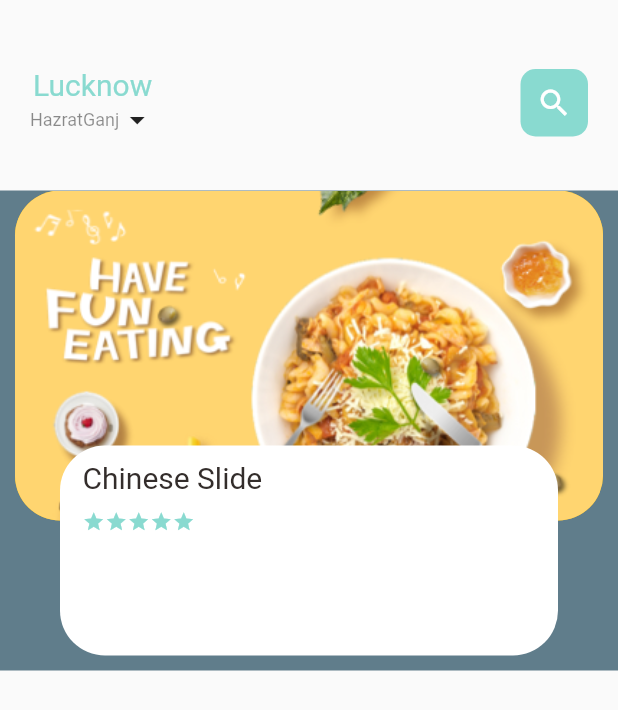
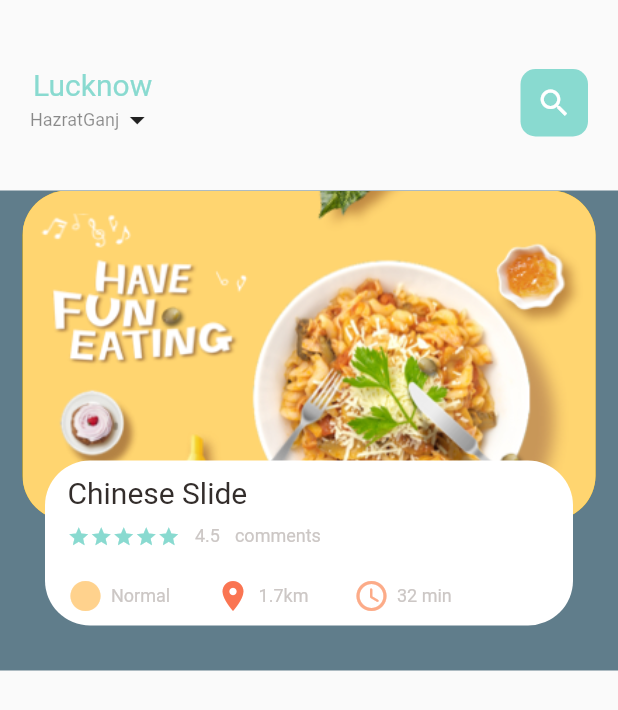
Before and after one commit to Shadabdullah/food, a Flutter app: the screen it shows after launch, on a phone screen of 412 x 824 dp. Shown: the top 710 px of the screen. Run offline on Flutter 3.47's test engine with Material 2 defaults, Android fonts, the light colour scheme and no system bars.

Commit message:
page zoom

```diff
--- a/foodbase/lib/home/food_page_body.dart
+++ b/foodbase/lib/home/food_page_body.dart
@@ -1,6 +1,8 @@
 import 'package:flutter/material.dart';
 import 'package:foodbase/utils/colors.dart';
 import 'package:foodbase/utils/widgets/big_text.dart';
+import 'package:foodbase/utils/widgets/icons-text-widget.dart';
+import 'package:foodbase/utils/widgets/small_text.dart';
 
 class FoodPageBody extends StatefulWidget {
   const FoodPageBody({super.key});
@@ -28,7 +30,7 @@ class _FoodPageBodyState extends State<FoodPageBody> {
       children: [
         Container(
             height: 220,
-            margin: const EdgeInsets.only(left: 10, right: 10),
+            margin: const EdgeInsets.only(left: 15, right: 15),
             decoration: BoxDecoration(
                 borderRadius: BorderRadius.circular(30),
                 color: Colors.amber,
@@ -38,8 +40,8 @@ class _FoodPageBodyState extends State<FoodPageBody> {
         Align(
           alignment: Alignment.bottomCenter,
           child: Container(
-            height: 140,
-            margin: const EdgeInsets.only(left: 40, right: 40, bottom: 10),
+            height: 110,
+            margin: const EdgeInsets.only(left: 30, right: 30, bottom: 30),
             decoration: BoxDecoration(
               borderRadius: BorderRadius.circular(30),
               color: Colors.white,
@@ -60,7 +62,38 @@ class _FoodPageBodyState extends State<FoodPageBody> {
                                       Icons.star,
                                       color: AppColors.mainColor,
                                       size: 15,
-                                    )))
+                                    ))),
+                        SizedBox(width: 10),
+                        SmallText(text: '4.5'),
+                        SizedBox(
+                          width: 10,
+                        ),
+                        SmallText(text: 'comments'),
+                      ],
+                    ),
+                    SizedBox(
+                      height: 20,
+                    ),
+                    Row(
+                      children: [
+                        IconAndTextWidget(
+                            icon: Icons.circle_sharp,
+                            text: 'Normal',
+                            iconColor: AppColors.iconColor1),
+                        SizedBox(
+                          width: 30,
+                        ),
+                        IconAndTextWidget(
+                            icon: Icons.location_on,
+                            text: '1.7km',
+                            iconColor: AppColors.mainColor2),
+                        SizedBox(
+                          width: 30,
+                        ),
+                        IconAndTextWidget(
+                            icon: Icons.access_time_rounded,
+                            text: '32 min',
+                            iconColor: AppColors.iconColor2)
                       ],
                     )
                   ]),
--- /dev/null
+++ b/foodbase/lib/utils/widgets/icons-text-widget.dart
@@ -0,0 +1,20 @@
+import 'package:flutter/material.dart';
+import 'package:flutter/src/widgets/framework.dart';
+import 'package:flutter/src/widgets/placeholder.dart';
+import 'package:foodbase/utils/widgets/small_text.dart';
+
+class IconAndTextWidget extends StatelessWidget {
+  final IconData icon;
+  final String text;
+  final Color iconColor;
+
+
+  const IconAndTextWidget({super.key, required this.icon, required this.text, required this.iconColor});
+
+  @override
+  Widget build(BuildContext context) {
+    return Row(
+      children: [Icon(icon,color: iconColor,) , SizedBox(width: 5,), SmallText(text: text)],
+    );
+  }
+}
```
